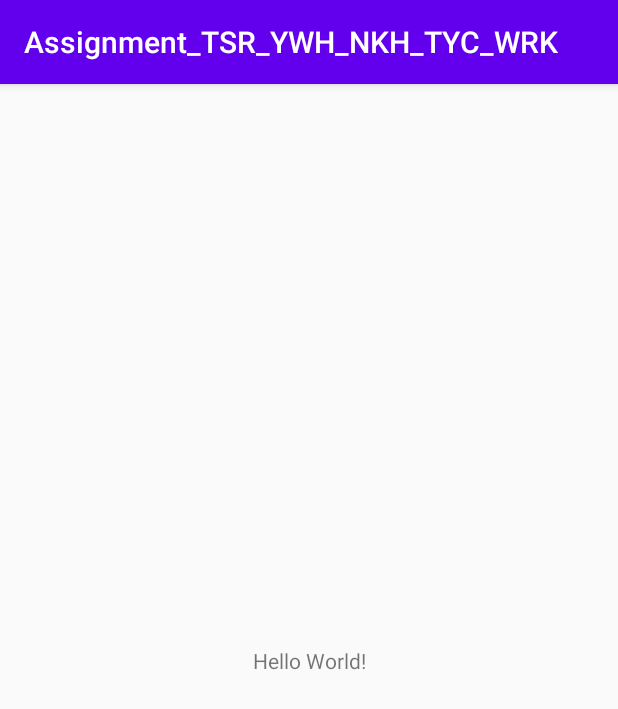
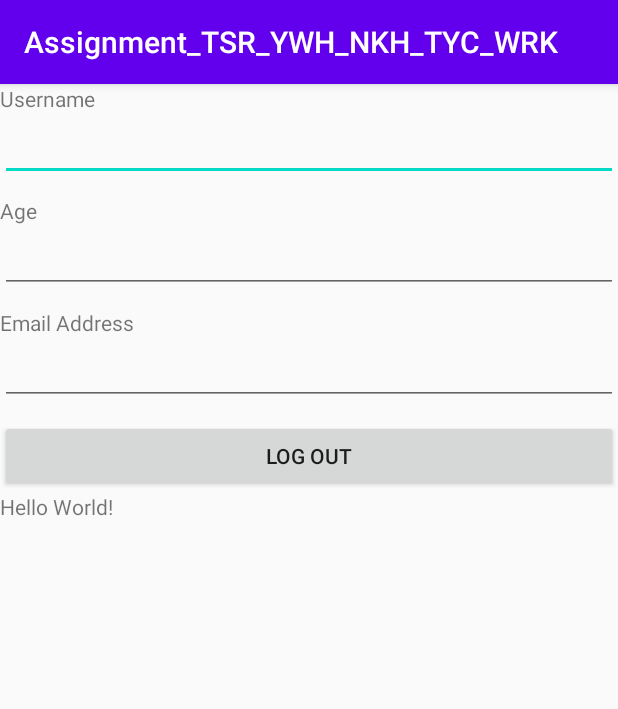
Before and after one commit to TangYikChin/Assignment_TSR_YWH_NKH_TYC_WRK, an Android app: the screen it shows after launch (MainActivity), on a phone screen of 412 x 824 dp. Shown: the top 709 px of the screen. Run offline under Robolectric (Android 15) with nearby library versions, the phone set to English and light mode, and no system bars.

Commit message:
commit by TSR

```diff
--- a/app/src/main/java/com/example/assignment_tsr_ywh_nkh_tyc_wrk/MainActivity.java
+++ b/app/src/main/java/com/example/assignment_tsr_ywh_nkh_tyc_wrk/MainActivity.java
@@ -2,12 +2,34 @@ package com.example.assignment_tsr_ywh_nkh_tyc_wrk;
 
 import androidx.appcompat.app.AppCompatActivity;
 
+import android.content.Intent;
 import android.os.Bundle;
+import android.view.View;
+import android.widget.Button;
+import android.widget.EditText;
 
-public class MainActivity extends AppCompatActivity {
+public class MainActivity extends AppCompatActivity implements View.OnClickListener{
+    Button bLogout;
+    EditText etUsername, etAge, etEmail;
     @Override
     protected void onCreate(Bundle savedInstanceState) {
         super.onCreate(savedInstanceState);
         setContentView(R.layout.activity_main);
+        bLogout = (Button) findViewById(R.id.bLogout);
+        etUsername = (EditText) findViewById(R.id.etUsername);
+        etAge = (EditText) findViewById(R.id.etAge);
+        etEmail = (EditText) findViewById(R.id.etEmail);
+
+        bLogout.setOnClickListener(this);
+    }
+
+    @Override
+    public void onClick(View view) {
+        switch (view.getId()){
+            case R.id.bLogout:
+
+                startActivity(new Intent(this, Login.class));
+                break;
+        }
     }
 }
--- a/app/src/main/res/layout/activity_main.xml
+++ b/app/src/main/res/layout/activity_main.xml
@@ -5,6 +5,52 @@
     android:layout_width="match_parent"
     android:layout_height="match_parent"
     tools:context=".MainActivity">
+
+    <LinearLayout
+        android:orientation="vertical"
+        android:layout_width="match_parent"
+        android:layout_height="match_parent">
+
+    <TextView
+        android:layout_width="match_parent"
+        android:layout_height="wrap_content"
+        android:text="@string/text_username" />
+
+    <EditText
+        android:id="@+id/etUsername"
+        android:layout_width="match_parent"
+        android:layout_height="wrap_content"
+        android:layout_marginBottom="10dp" />
+
+    <TextView
+        android:layout_width="match_parent"
+        android:layout_height="wrap_content"
+        android:text="@string/text_age" />
+
+    <EditText
+        android:id="@+id/etAge"
+        android:layout_width="match_parent"
+        android:layout_height="wrap_content"
+        android:layout_marginBottom="10dp" />
+
+    <TextView
+        android:layout_width="match_parent"
+        android:text="@string/text_email"
+        android:layout_height="wrap_content"
+        />
+
+    <EditText
+        android:id="@+id/etEmail"
+        android:layout_width="match_parent"
+        android:layout_height="wrap_content"
+        android:layout_marginBottom="10dp"
+        android:inputType="textEmailAddress" />
+
+    <Button
+        android:id="@+id/bLogout"
+        android:text="@string/button_log_out"
+        android:layout_width="match_parent"
+        android:layout_height="wrap_content" />
 
     <TextView
         android:layout_width="wrap_content"
@@ -14,5 +60,6 @@
         app:layout_constraintLeft_toLeftOf="parent"
         app:layout_constraintRight_toRightOf="parent"
         app:layout_constraintTop_toTopOf="parent" />
+    </LinearLayout>
 
 </androidx.constraintlayout.widget.ConstraintLayout>
--- a/app/src/main/res/values/strings.xml
+++ b/app/src/main/res/values/strings.xml
@@ -8,6 +8,8 @@
     <string name="button_login">Login</string>
     <string name="button_register">Register</string>
     <string name="text_email">Email Address</string>
+    <string name="button_log_out">Log Out</string>
+    <string name="text_register_here">Register Here</string>
     <string name="order">order</string>
     <string name="acc">acc</string>
     <string name="product_list">Product List</string>
```
Also changed, not shown: app/src/main/java/com/example/assignment_tsr_ywh_nkh_tyc_wrk/Login.java (added, +44 -0 lines), app/src/main/java/com/example/assignment_tsr_ywh_nkh_tyc_wrk/Register.java (added, +37 -0 lines), app/src/main/res/layout/activity_login.xml (+11 -1 lines).
